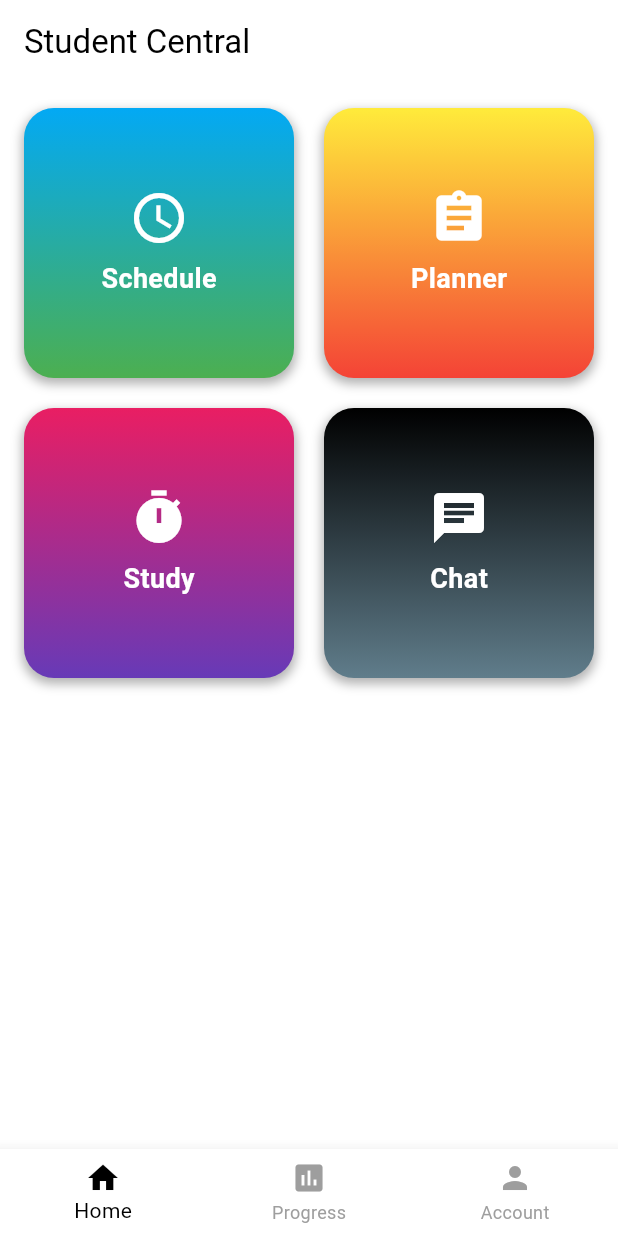
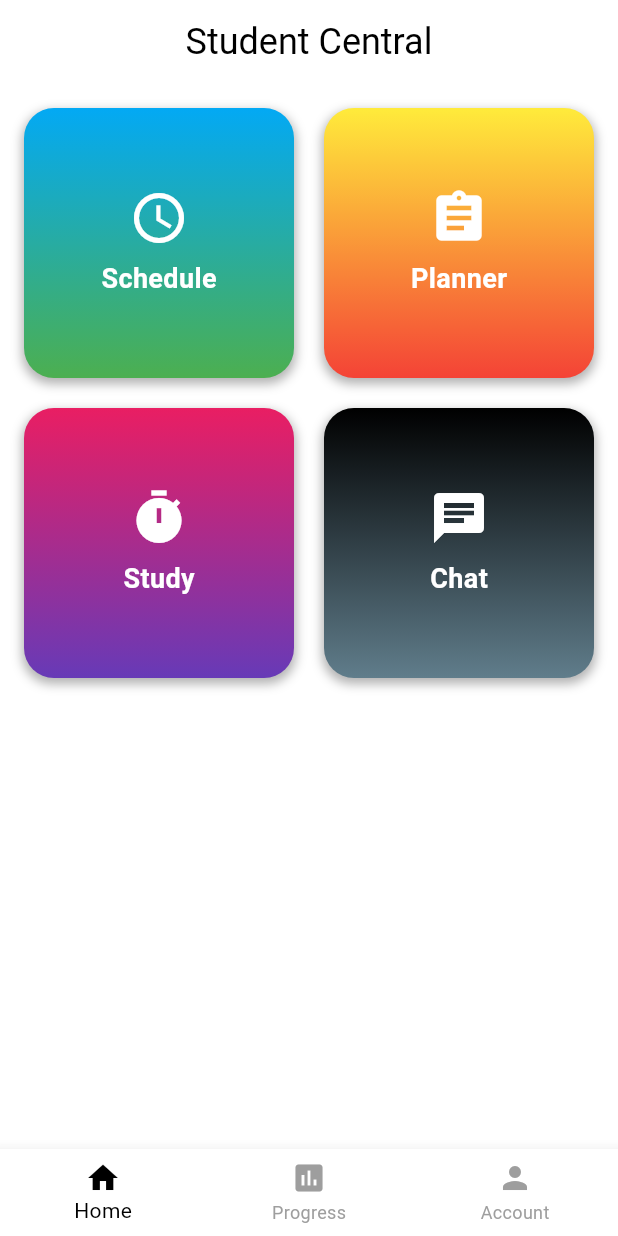
Before and after one commit to KelvQ/student_central, a Flutter app: the HomePage screen opened directly, on a phone screen of 412 x 824 dp. Run offline on Flutter 3.47's test engine with Material 3 defaults, Android fonts, the phone set to English and light mode, and no system bars; our stand-ins replace cloud_firestore, firebase_auth, firebase_core; accounts and stored records are empty; generated files the repository leaves out were written again; Roboto replaces fonts that are missing (DancingScript).

Commit message:
UI changes

```diff
--- a/lib/create_account.dart
+++ b/lib/create_account.dart
@@ -21,6 +21,7 @@ class _CreateAccountPageState extends State<CreateAccountPage> {
   @override
   Widget build(BuildContext context) {
     return Scaffold(
+      resizeToAvoidBottomInset: false,
       appBar: AppBar(
         title: const Text('Create Account'),
       ),
--- a/lib/home.dart
+++ b/lib/home.dart
@@ -29,8 +29,16 @@ class _HomePageState extends State<HomePage> {
   Widget build(BuildContext context) {
     return Scaffold(
       appBar: AppBar(
-        title: const Text('Student Central'),
+        title: Text(
+          'Student Central',
+          style: TextStyle(
+            fontFamily: 'DancingScript', // Use the Dancing Script font
+            fontSize: 24,
+            // You can adjust other properties like fontWeight, color, etc. here
+          ),
+        ),
         automaticallyImplyLeading: false,
+        centerTitle: true,
       ),
       body: Center(
         child: _widgetOptions.elementAt(_selectedIndex),
--- a/lib/main.dart
+++ b/lib/main.dart
@@ -55,6 +55,7 @@ class _MyHomePageState extends State<MyHomePage> {
   @override
   Widget build(BuildContext context) {
     return Scaffold(
+      resizeToAvoidBottomInset: false,
       appBar: AppBar(
         title: const Text('Log In'),
         automaticallyImplyLeading: false,
--- a/pubspec.yaml
+++ b/pubspec.yaml
@@ -99,3 +99,8 @@ flutter:
   #
   # For details regarding fonts from package dependencies,
   # see https://flutter.dev/custom-fonts/#from-packages
+
+fonts:
+  - family: DancingScript
+    fonts:
+      - asset: assets/fonts/DancingScript-Regular.ttf
```
Also changed, not shown: lib/edit_profile.dart (+9 -29 lines), 1 other file.
